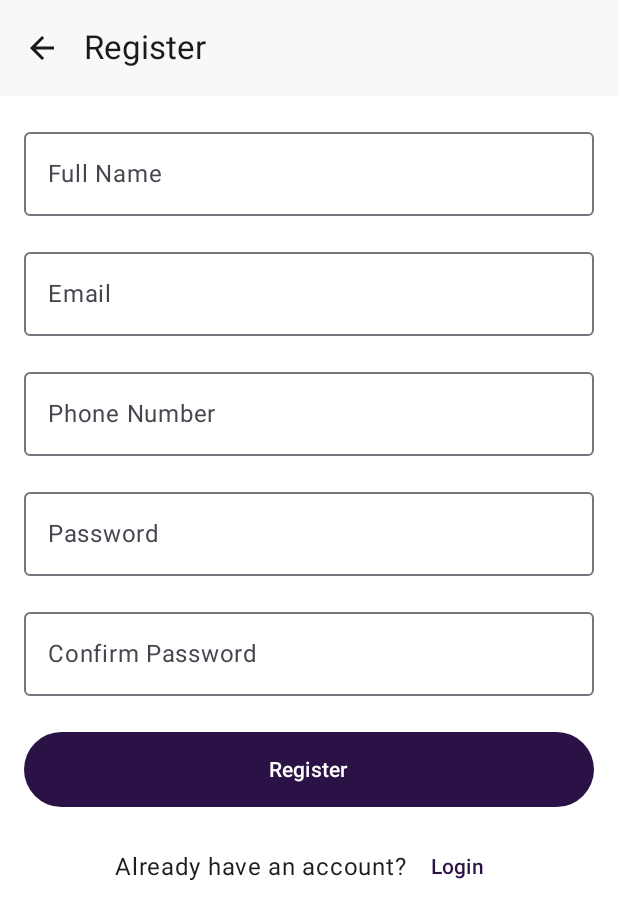
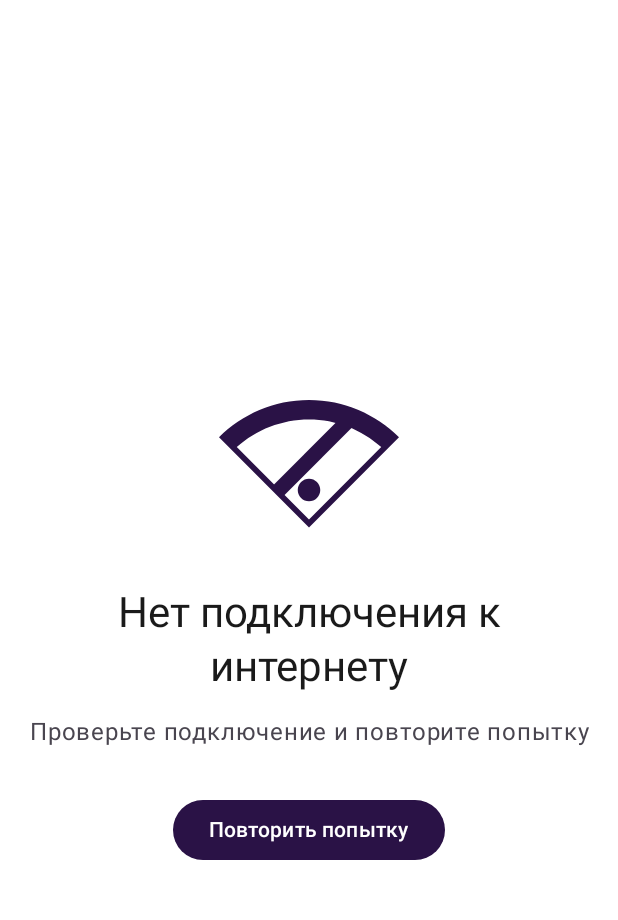
Before and after one commit to kstobd/DriveNext, an Android app built with Jetpack Compose: the RegisterScreen screen opened through its navigation route, on a phone screen of 412 x 824 dp. Shown: the top 920 px of the screen. Run offline under Robolectric (Android 15) with nearby library versions, the phone set to English and light mode, and no system bars; our stand-ins replace Dagger/Hilt's generated code.

Commit message:
Работает экран отсутствия интернета

```diff
--- a/app/src/main/java/com/example/drivenext/MainActivity.kt
+++ b/app/src/main/java/com/example/drivenext/MainActivity.kt
@@ -7,10 +7,17 @@ import androidx.activity.enableEdgeToEdge
 import androidx.compose.foundation.layout.fillMaxSize
 import androidx.compose.material3.MaterialTheme
 import androidx.compose.material3.Surface
+import androidx.compose.runtime.CompositionLocalProvider
+import androidx.compose.runtime.collectAsState
+import androidx.compose.runtime.getValue
 import androidx.compose.ui.Modifier
 import com.example.drivenext.presentation.navigation.AppNavigation
+import com.example.drivenext.presentation.screen.NoConnectionScreen
+import com.example.drivenext.presentation.util.LocalNetworkConnectivity
 import com.example.drivenext.ui.theme.DriveNextTheme
+import com.example.drivenext.utils.NetworkConnectivity
 import dagger.hilt.android.AndroidEntryPoint
+import javax.inject.Inject
 
 /**
  * Main entry point for the application
@@ -18,16 +25,34 @@ import dagger.hilt.android.AndroidEntryPoint
  */
 @AndroidEntryPoint
 class MainActivity : ComponentActivity() {
+
+    @Inject
+    lateinit var networkConnectivity: NetworkConnectivity
+
     override fun onCreate(savedInstanceState: Bundle?) {
         super.onCreate(savedInstanceState)
         enableEdgeToEdge()
         setContent {
             DriveNextTheme {
-                Surface(
-                    modifier = Modifier.fillMaxSize(),
-                    color = MaterialTheme.colorScheme.background
+                // Предоставляем NetworkConnectivity через CompositionLocalProvider
+                CompositionLocalProvider(
+                    LocalNetworkConnectivity provides networkConnectivity
                 ) {
-                    AppNavigation()
+                    Surface(
+                        modifier = Modifier.fillMaxSize(),
+                        color = MaterialTheme.colorScheme.background
+                    ) {
+                        // Отслеживаем состояние сети
+                        val isConnected by networkConnectivity.observeNetworkStatus().collectAsState(initial = true)
+
+                        if (!isConnected) {
+                            NoConnectionScreen(
+                                onRetry = { networkConnectivity.checkNetworkConnection() }
+                            )
+                        } else {
+                            AppNavigation()
+                        }
+                    }
                 }
             }
         }
--- a/app/src/main/java/com/example/drivenext/presentation/screen/CarListScreen.kt
+++ b/app/src/main/java/com/example/drivenext/presentation/screen/CarListScreen.kt
@@ -19,9 +19,9 @@ import androidx.hilt.navigation.compose.hiltViewModel
 import coil.compose.AsyncImage
 import coil.request.ImageRequest
 import com.example.drivenext.domain.model.Car
+import com.example.drivenext.presentation.util.LocalNetworkConnectivity
 import com.example.drivenext.presentation.viewmodel.CarListViewModel
 import com.example.drivenext.presentation.viewmodel.CarListViewModel.CarListEvent
-import com.example.drivenext.utils.NetworkConnectivity
 import java.text.NumberFormat
 import java.util.*
 
@@ -35,7 +35,8 @@ fun CarListScreen(
     onShowError: (String) -> Unit
 ) {
     val state by viewModel.state.collectAsState()
-    val isConnected by NetworkConnectivity.connectivityState()
+    val networkConnectivity = LocalNetworkConnectivity.current
+    val isConnected by networkConnectivity.observeNetworkStatus().collectAsState(initial = true)
 
     // Handle UI effects
     LaunchedEffect(Unit) {
--- a/app/src/main/java/com/example/drivenext/presentation/screen/NoConnectionScreen.kt
+++ b/app/src/main/java/com/example/drivenext/presentation/screen/NoConnectionScreen.kt
@@ -1,27 +1,33 @@
 package com.example.drivenext.presentation.screen
 
+import androidx.compose.foundation.Image
 import androidx.compose.foundation.layout.Arrangement
 import androidx.compose.foundation.layout.Column
 import androidx.compose.foundation.layout.Spacer
 import androidx.compose.foundation.layout.fillMaxSize
 import androidx.compose.foundation.layout.height
 import androidx.compose.foundation.layout.padding
+import androidx.compose.foundation.layout.size
 import androidx.compose.material3.Button
 import androidx.compose.material3.MaterialTheme
 import androidx.compose.material3.Text
 import androidx.compose.runtime.Composable
 import androidx.compose.ui.Alignment
 import androidx.compose.ui.Modifier
+import androidx.compose.ui.graphics.ColorFilter
+import androidx.compose.ui.res.painterResource
+import androidx.compose.ui.res.stringResource
 import androidx.compose.ui.text.style.TextAlign
 import androidx.compose.ui.unit.dp
+import com.example.drivenext.R
 
 /**
- * Screen displayed when there's no internet connection
+ * Экран, отображаемый при отсутствии подключения к интернету
  *
- * @param onRetry Optional callback for retry action
+ * @param onRetry Колбэк для повторной попытки подключения
  */
 @Composable
-fun NoConnectionScreen(onRetry: (() -> Unit)? = null) {
+fun NoConnectionScreen(onRetry: () -> Unit) {
     Column(
         modifier = Modifier
             .fillMaxSize()
@@ -29,26 +35,42 @@ fun NoConnectionScreen(onRetry: (() -> Unit)? = null) {
         horizontalAlignment = Alignment.CenterHorizontally,
         verticalArrangement = Arrangement.Center
     ) {
+        // Иконка отсутствия подключения
+        Image(
+            painter = painterResource(id = R.drawable.ic_no_connection),
+            contentDescription = stringResource(id = R.string.no_internet_connection),
+            modifier = Modifier.size(120.dp),
+            colorFilter = ColorFilter.tint(MaterialTheme.colorScheme.primary)
+        )
+
+        Spacer(modifier = Modifier.height(24.dp))
+
+        // Текст сообщения об ошибке
         Text(
-            text = "No Internet Connection",
+            text = stringResource(id = R.string.no_internet_connection),
             style = MaterialTheme.typography.headlineMedium,
-            textAlign = TextAlign.Center
+            textAlign = TextAlign.Center,
+            color = MaterialTheme.colorScheme.onSurface
         )
 
         Spacer(modifier = Modifier.height(16.dp))
 
+        // Подсказка для пользователя
         Text(
-            text = "Please check your connection and try again",
+            text = stringResource(id = R.string.check_connection),
             style = MaterialTheme.typography.bodyLarge,
-            textAlign = TextAlign.Center
+            textAlign = TextAlign.Center,
+            color = MaterialTheme.colorScheme.onSurfaceVariant
         )
 
-        Spacer(modifier = Modifier.height(24.dp))
+        Spacer(modifier = Modifier.height(32.dp))
 
-        if (onRetry != null) {
-            Button(onClick = onRetry) {
-                Text("Retry")
-            }
+        // Кнопка "Повторить попытку"
+        Button(
+            onClick = onRetry,
+            modifier = Modifier.padding(horizontal = 32.dp)
+        ) {
+            Text(text = stringResource(id = R.string.retry))
         }
     }
 }
--- /dev/null
+++ b/app/src/main/java/com/example/drivenext/presentation/util/LocalNetworkConnectivity.kt
@@ -0,0 +1,11 @@
+package com.example.drivenext.presentation.util
+
+import androidx.compose.runtime.staticCompositionLocalOf
+import com.example.drivenext.utils.NetworkConnectivity
+
+/**
+ * CompositionLocal для доступа к NetworkConnectivity из любого Compose-компонента
+ */
+val LocalNetworkConnectivity = staticCompositionLocalOf<NetworkConnectivity> {
+    error("LocalNetworkConnectivity не предоставлен. Необходимо обернуть компоненты в CompositionLocalProvider.")
+}
--- a/app/src/main/java/com/example/drivenext/presentation/viewmodel/BookingListViewModel.kt
+++ b/app/src/main/java/com/example/drivenext/presentation/viewmodel/BookingListViewModel.kt
@@ -34,7 +34,7 @@ class BookingListViewModel @Inject constructor(
     sealed class BookingListEvent {
         data class LoadBookings(val userId: Long) : BookingListEvent()
         data class BookingSelected(val bookingId: Long) : BookingListEvent()
-        object RefreshBookings : BookingListEvent()
+        object RefreshBookings : BookingListEvent() // Добавлено новое событие для повторной проверки
     }
 
     sealed class BookingListEffect {
--- a/app/src/main/java/com/example/drivenext/presentation/viewmodel/CarListViewModel.kt
+++ b/app/src/main/java/com/example/drivenext/presentation/viewmodel/CarListViewModel.kt
@@ -53,7 +53,11 @@ class CarListViewModel @Inject constructor(
         }
     }
 
-    private fun loadCars() {
+    /**
+     * Метод для загрузки списка автомобилей
+     * Вызывается при первом открытии экрана и при нажатии на кнопку "Повторить попытку"
+     */
+    fun loadCars() {
         setState { copy(isLoading = true, error = null) }
 
         try {
--- a/app/src/main/java/com/example/drivenext/presentation/viewmodel/LoginViewModel.kt
+++ b/app/src/main/java/com/example/drivenext/presentation/viewmodel/LoginViewModel.kt
@@ -29,6 +29,7 @@ class LoginViewModel @Inject constructor(
         data class PasswordChanged(val password: String) : LoginEvent()
         object LoginClicked : LoginEvent()
         object RegisterClicked : LoginEvent()
+        object RetryConnection : LoginEvent()
     }
 
     sealed class LoginEffect {
@@ -52,6 +53,9 @@ class LoginViewModel @Inject constructor(
             }
             is LoginEvent.RegisterClicked -> {
                 setEffect(LoginEffect.NavigateToRegister)
+            }
+            is LoginEvent.RetryConnection -> {
+                // Просто обновляем состояние для проверки соединения
             }
         }
     }
--- a/app/src/main/java/com/example/drivenext/utils/NetworkConnectivity.kt
+++ b/app/src/main/java/com/example/drivenext/utils/NetworkConnectivity.kt
@@ -5,63 +5,92 @@ import android.net.ConnectivityManager
 import android.net.Network
 import android.net.NetworkCapabilities
 import android.net.NetworkRequest
-import androidx.compose.runtime.Composable
-import androidx.compose.runtime.State
-import androidx.compose.runtime.produceState
-import kotlinx.coroutines.ExperimentalCoroutinesApi
+import dagger.hilt.android.qualifiers.ApplicationContext
 import kotlinx.coroutines.channels.awaitClose
+import kotlinx.coroutines.flow.Flow
+import kotlinx.coroutines.flow.MutableStateFlow
 import kotlinx.coroutines.flow.callbackFlow
+import kotlinx.coroutines.flow.distinctUntilChanged
+import javax.inject.Inject
+import javax.inject.Singleton
 
 /**
- * Utility class to monitor network connectivity
+ * Класс для отслеживания состояния подключения к интернету
  */
-object NetworkConnectivity {
+@Singleton
+class NetworkConnectivity @Inject constructor(
+    @ApplicationContext private val context: Context
+) {
+    private val connectivityManager = context.getSystemService(Context.CONNECTIVITY_SERVICE) as ConnectivityManager
+
+    // Для отправки актуального состояния подключения
+    private val connectionStateFlow = MutableStateFlow(isConnected())
+
     /**
-     * Network connection state as a Flow
+     * Проверяет текущее состояние подключения к интернету
      */
-    @ExperimentalCoroutinesApi
-    fun networkConnectionFlow(context: Context) = callbackFlow {
-        val connectivityManager = context.getSystemService(Context.CONNECTIVITY_SERVICE) as ConnectivityManager
+    fun isConnected(): Boolean {
+        val network = connectivityManager.activeNetwork ?: return false
+        val capabilities = connectivityManager.getNetworkCapabilities(network) ?: return false
 
-        val callback = object : ConnectivityManager.NetworkCallback() {
+        // Проверяем наличие интернет-соединения
+        return capabilities.hasCapability(NetworkCapabilities.NET_CAPABILITY_INTERNET) &&
+               capabilities.hasCapability(NetworkCapabilities.NET_CAPABILITY_VALIDATED)
+    }
+
+    /**
+     * Метод для повторной проверки подключения к интернету
+     * Вызывается при нажатии на кнопку "Повторить попытку"
+     *
+     * @return текущее состояние подключения
+     */
+    fun checkNetworkConnection(): Boolean {
+        val currentConnectionState = isConnected()
+        connectionStateFlow.value = currentConnectionState
+        return currentConnectionState
+    }
+
+    /**
+     * Flow для отслеживания изменений статуса подключения к интернету
+     *
+     * @return Flow<Boolean>, где true - подключение есть, false - подключения нет
+     */
+    fun observeNetworkStatus(): Flow<Boolean> = callbackFlow {
+        val networkCallback = object : ConnectivityManager.NetworkCallback() {
             override fun onAvailable(network: Network) {
+                // Сеть доступна, отправляем true
                 trySend(true)
             }
 
             override fun onLost(network: Network) {
+                // Сеть недоступна, отправляем false
                 trySend(false)
+            }
+
+            override fun onCapabilitiesChanged(
+                network: Network,
+                networkCapabilities: NetworkCapabilities
+            ) {
+                // Проверяем возможности сети
+                val hasInternet = networkCapabilities.hasCapability(NetworkCapabilities.NET_CAPABILITY_INTERNET) &&
+                                 networkCapabilities.hasCapability(NetworkCapabilities.NET_CAPABILITY_VALIDATED)
+                trySend(hasInternet)
             }
         }
 
-        val networkRequest = NetworkRequest.Builder()
+        val request = NetworkRequest.Builder()
             .addCapability(NetworkCapabilities.NET_CAPABILITY_INTERNET)
             .build()
 
-        connectivityManager.registerNetworkCallback(networkRequest, callback)
+        // Регистрируем слушатель изменений сети
+        connectivityManager.registerNetworkCallback(request, networkCallback)
 
-        // Set initial state
-        val isConnected = connectivityManager.activeNetwork?.let { network ->
-            connectivityManager.getNetworkCapabilities(network)?.hasCapability(NetworkCapabilities.NET_CAPABILITY_INTERNET)
-        } ?: false
+        // Отправляем начальное состояние сети
+        trySend(isConnected())
 
-        trySend(isConnected)
-
+        // Удаляем слушатель при закрытии Flow
         awaitClose {
-            connectivityManager.unregisterNetworkCallback(callback)
+            connectivityManager.unregisterNetworkCallback(networkCallback)
         }
-    }
-
-    /**
-     * Composable function to get current connectivity state
-     */
-    @Composable
-    fun connectivityState(): State<Boolean> {
-        return produceState(initialValue = true) {
-            // This is a placeholder. In a real app, you'd use:
-            // networkConnectionFlow(context).collect { value = it }
-            //
-            // Since we can't access context here, we're returning a default value for now
-            value = true
-        }
-    }
+    }.distinctUntilChanged() // Отправляем события только при изменении состояния
 }
--- /dev/null
+++ b/app/src/main/res/drawable/ic_no_connection.xml
@@ -0,0 +1,16 @@
+<?xml version="1.0" encoding="utf-8"?>
+<vector xmlns:android="http://schemas.android.com/apk/res/android"
+    android:width="108dp"
+    android:height="108dp"
+    android:viewportWidth="24"
+    android:viewportHeight="24">
+    <path
+        android:fillColor="#FF000000"
+        android:pathData="M24,8.98C20.93,5.9 16.69,4 12,4S3.07,5.9 0,8.98L12,21L24,8.98zM21.63,10.27L12,19.92L2.37,10.27C4.97,7.94 8.38,6.59 12,6.59S19.03,7.94 21.63,10.27z" />
+    <path
+        android:fillColor="#FF000000"
+        android:pathData="M12,16m-1.5,0a1.5,1.5 0,1 1,3 0a1.5,1.5 0,1 1,-3 0" />
+    <path
+        android:fillColor="#FF000000"
+        android:pathData="M19,6.41L17.59,5 7,15.59 8.41,17z" />
+</vector>
--- a/app/src/main/res/values/strings.xml
+++ b/app/src/main/res/values/strings.xml
@@ -1,3 +1,6 @@
 <resources>
     <string name="app_name">DriveNext</string>
+    <string name="no_internet_connection">Нет подключения к интернету</string>
+    <string name="check_connection">Проверьте подключение и повторите попытку</string>
+    <string name="retry">Повторить попытку</string>
 </resources>
```
Also changed, not shown: app/src/main/java/com/example/drivenext/presentation/components/LocalNetworkConnectivity.kt (added, +12 -0 lines), app/src/main/java/com/example/drivenext/presentation/screen/BookingListScreen.kt (+11 -5 lines), app/src/main/java/com/example/drivenext/presentation/screen/CarDetailScreen.kt (+10 -3 lines), app/src/main/java/com/example/drivenext/presentation/screen/LoginScreen.kt (+6 -3 lines), app/src/main/java/com/example/drivenext/presentation/screen/RegisterScreen.kt (+6 -2 lines), app/src/main/java/com/example/drivenext/presentation/screens/CarsListScreen.kt (added, +109 -0 lines), app/src/main/java/com/example/drivenext/presentation/screens/LoginScreen.kt (+11 -5 lines), app/src/main/java/com/example/drivenext/presentation/screens/RegisterScreen.kt (added, +132 -0 lines), app/src/main/java/com/example/drivenext/presentation/viewmodel/RegisterViewModel.kt (+41 -1 lines).
